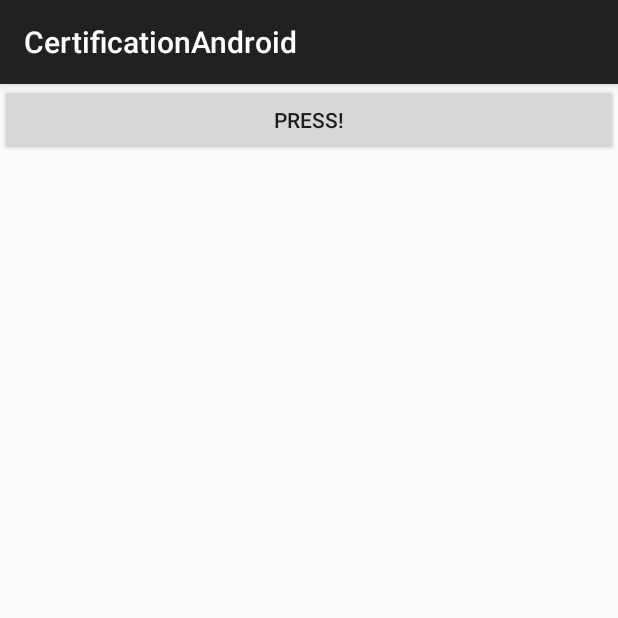
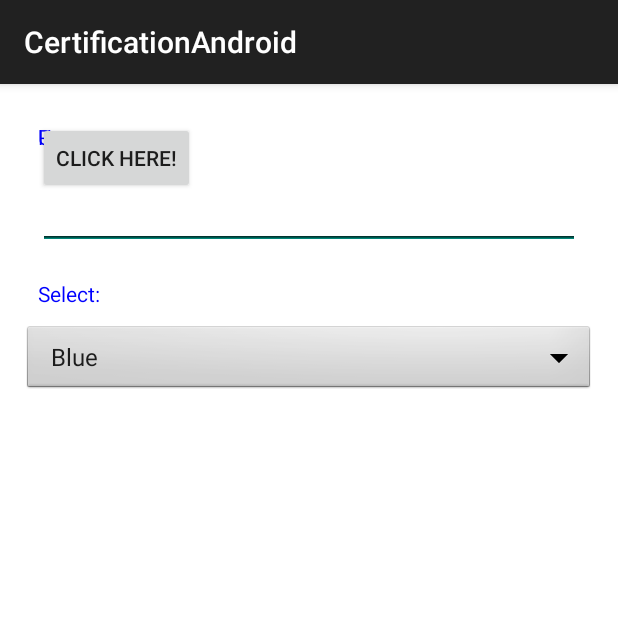
Before and after one commit to aldovar/android-certification, an Android app: the screen it shows after launch (MainActivity), on a phone screen of 412 x 824 dp, the top half of it. Run offline under Robolectric (Android 15) with nearby library versions, the phone set to English and light mode, and no system bars.

Commit message:
Práctica de Interfaz y controles básicos.

```diff
--- a/app/src/main/java/mx/certification/aldo/certificationandroid/MainActivity.java
+++ b/app/src/main/java/mx/certification/aldo/certificationandroid/MainActivity.java
@@ -9,48 +9,44 @@ import android.view.View;
 import android.view.ViewGroup;
 import android.widget.Button;
 import android.widget.LinearLayout;
+import android.widget.Spinner;
 
-public class MainActivity extends AppCompatActivity {
+public class MainActivity extends AppCompatActivity implements View.OnClickListener {
 
     private Button myButton;
+    private Spinner spinnerColor;
+
 
     @Override
     protected void onCreate(Bundle savedInstanceState) {
         super.onCreate(savedInstanceState);
+        setContentView(R.layout.activity_main);
+        myButton=(Button)findViewById(R.id.button);
+        spinnerColor=(Spinner) findViewById(R.id.color_spinner);
 
-        LinearLayout linearLayout= new LinearLayout(this);
-        linearLayout.setOrientation(LinearLayout.VERTICAL);
+        //Implement by Interface definition
+        myButton.setOnClickListener(this);
 
-        myButton= new Button(this);
-        myButton.setText("Press!");
-
-        LinearLayout.LayoutParams layoutParams=
-                new LinearLayout.LayoutParams(ViewGroup.LayoutParams.MATCH_PARENT,ViewGroup.LayoutParams.WRAP_CONTENT);
-
-        myButton.setLayoutParams(layoutParams);
-
+        //Implement by anonymous class
+        myButton.setOnClickListener(new View.OnClickListener(){
+            @Override
+            public void onClick(View view){
+                finish();
+            }
+        });
+        //Implement by intern class
         myButton.setOnClickListener(event);
-        linearLayout.addView(myButton);
-
-        LinearLayout.LayoutParams layoutParamsLinear=
-                new LinearLayout.LayoutParams(ViewGroup.LayoutParams.MATCH_PARENT,ViewGroup.LayoutParams.WRAP_CONTENT);
-
-        linearLayout.setLayoutParams(layoutParamsLinear);
-
-        setContentView(linearLayout);
-        //myButton=(Button)findViewById(R.id.button);
     }
 
-    private View.OnClickListener event= new View.OnClickListener(){
+    private View.OnClickListener event= new View.OnClickListener() {
         @Override
-        public void onClick(View view){
-                if(view==myButton){
-                    Intent intent= new Intent(MainActivity.this, Activity2.class);
-                    startActivity(intent);
-                    finish();
-
-                }
+        public void onClick(View v) {
+            finish();
         }
     };
 
+    @Override
+    public void onClick(View v) {
+        finish();
+    }
 }
--- /dev/null
+++ b/app/src/main/res/layout-land/activity_main.xml
@@ -0,0 +1,89 @@
+<RelativeLayout xmlns:android="http://schemas.android.com/apk/res/android"
+    xmlns:tools="http://schemas.android.com/tools"
+    android:layout_width="match_parent"
+    android:layout_height="match_parent"
+    tools:context=".MainActivity"
+    android:padding="@dimen/activity_margin"
+    android:background="@color/white">
+
+    <LinearLayout
+        android:id="@+id/linear1"
+        android:layout_width="match_parent"
+        android:layout_height="wrap_content"
+        android:orientation="horizontal">
+
+        <TextView
+            android:id="@+id/user_text"
+            android:layout_width="wrap_content"
+            android:layout_height="wrap_content"
+            android:layout_margin="@dimen/element_margin"
+            android:text="@string/user_text"
+            android:textColor="@color/blue"/>
+
+        <EditText
+            android:id="@+id/user_edit"
+            android:layout_width="match_parent"
+            android:layout_height="wrap_content"
+            android:layout_margin="@dimen/element_margin"
+            android:textColor="@color/orange"/>
+
+    </LinearLayout>
+
+  <LinearLayout
+      android:id="@+id/linear2"
+      android:layout_width="match_parent"
+      android:layout_height="wrap_content"
+      android:orientation="horizontal"
+      android:layout_below="@+id/linear1">
+
+      <TextView
+          android:id="@+id/pass_text"
+          android:layout_width="wrap_content"
+          android:layout_height="wrap_content"
+          android:layout_margin="@dimen/element_margin"
+          android:text="@string/pass_text"
+          android:textColor="@color/blue"/>
+
+      <EditText
+          android:id="@+id/pass_edit"
+          android:layout_width="match_parent"
+          android:layout_height="wrap_content"
+          android:layout_margin="@dimen/element_margin"
+          android:textColor="@color/orange"/>
+
+  </LinearLayout>
+
+
+
+    <TextView
+        android:id="@+id/color_text"
+        android:layout_width="wrap_content"
+        android:layout_height="wrap_content"
+        android:layout_below="@+id/linear2"
+        android:layout_margin="@dimen/element_margin"
+        android:text="@string/color_text"
+        android:textColor="@color/blue"
+        />
+
+    <Spinner
+        style="@android:style/Widget.Spinner"
+        android:id="@+id/color_spinner"
+        android:layout_width="250dp"
+        android:layout_height="wrap_content"
+        android:layout_below="@+id/color_text"
+        android:drawSelectorOnTop="true"
+        android:entries="@array/color_array">
+    </Spinner>
+
+    <Button
+        android:id="@+id/button"
+        android:layout_width="wrap_content"
+        android:layout_height="wrap_content"
+        android:text="@string/button_text"
+        android:layout_margin="@dimen/element_margin"
+        android:layout_alignTop="@+id/color_spinner"
+        android:layout_alignRight="@+id/linear2"
+        android:layout_alignEnd="@+id/linear2"
+        />
+
+</RelativeLayout>
--- a/app/src/main/res/layout/activity_main.xml
+++ b/app/src/main/res/layout/activity_main.xml
@@ -1,29 +1,70 @@
-<LinearLayout xmlns:android="http://schemas.android.com/apk/res/android"
+<RelativeLayout xmlns:android="http://schemas.android.com/apk/res/android"
     xmlns:tools="http://schemas.android.com/tools"
     android:layout_width="match_parent"
     android:layout_height="match_parent"
-    android:paddingLeft="16dp"
-    android:paddingRight="16dp"
-    android:paddingTop="16dp"
-    android:paddingBottom="16dp"
-    android:orientation="vertical"
-    tools:context=".MainActivity">
+    tools:context=".MainActivity"
+    android:padding="@dimen/activity_margin"
+    android:background="@color/white">
 
     <TextView
-        android:id="@+id/textView"
+        android:id="@+id/user_text"
         android:layout_width="wrap_content"
         android:layout_height="wrap_content"
-        android:text="Elemento de texto" />
+        android:layout_margin="@dimen/element_margin"
+        android:text="@string/user_text"
+        android:textColor="@color/blue"/>
 
     <EditText
-        android:id="@+id/editText"
+        android:id="@+id/user_edit"
+        android:layout_width="match_parent"
+        android:layout_height="wrap_content"
+        android:layout_below="@+id/user_text"
+        android:layout_margin="@dimen/element_margin"
+        android:textColor="@color/orange"/>
+
+
+    <TextView
+        android:id="@+id/pass_text"
         android:layout_width="wrap_content"
         android:layout_height="wrap_content"
-        android:hint="Elemento editText"/>
+        android:layout_margin="@dimen/element_margin"
+        android:text="@string/pass_text"
+        android:textColor="@color/blue"/>
+
+    <EditText
+        android:id="@+id/pass_edit"
+        android:layout_width="match_parent"
+        android:layout_height="wrap_content"
+        android:layout_below="@+id/pass_text"
+        android:layout_margin="@dimen/element_margin"
+        android:textColor="@color/orange"/>
+
+
+    <TextView
+        android:id="@+id/color_text"
+        android:layout_width="wrap_content"
+        android:layout_height="wrap_content"
+        android:layout_below="@+id/pass_edit"
+        android:layout_margin="@dimen/element_margin"
+        android:text="@string/color_text"
+        android:textColor="@color/blue"
+        />
+
+    <Spinner
+        style="@android:style/Widget.Spinner"
+        android:id="@+id/color_spinner"
+        android:layout_width="match_parent"
+        android:layout_height="wrap_content"
+        android:layout_below="@+id/color_text"
+        android:drawSelectorOnTop="true"
+        android:entries="@array/color_array">
+    </Spinner>
 
     <Button
         android:id="@+id/button"
         android:layout_width="wrap_content"
         android:layout_height="wrap_content"
-        android:text="Clic here"/>
-</LinearLayout>
+        android:text="@string/button_text"
+        android:layout_margin="@dimen/element_margin"/>
+
+</RelativeLayout>
--- /dev/null
+++ b/app/src/main/res/values/arrays.xml
@@ -0,0 +1,11 @@
+<?xml version="1.0" encoding="utf-8"?>
+<resources>
+    <string-array name="color_array">
+        <item>Blue</item>
+        <item>Red</item>
+        <item>Yellow</item>
+        <item>White</item>
+        <item>Black</item>
+        <item>Orange</item>
+    </string-array>
+</resources>
--- /dev/null
+++ b/app/src/main/res/values/colors.xml
@@ -0,0 +1,10 @@
+<?xml version="1.0" encoding="utf-8"?>
+<resources>
+    <color name="white">#fff</color>
+    <color name="blue">#00f</color>
+    <color name="red">#ea1c10</color>
+    <color name="green">#4eea1f</color>
+    <color name="black">#000000</color>
+    <color name="orange">#ea8722</color>
+    <color name="yellow">#e8ea61</color>
+</resources>
--- a/app/src/main/res/values/dimens.xml
+++ b/app/src/main/res/values/dimens.xml
@@ -2,4 +2,6 @@
     <!-- Default screen margins, per the Android Design guidelines. -->
     <dimen name="activity_horizontal_margin">16dp</dimen>
     <dimen name="activity_vertical_margin">16dp</dimen>
+    <dimen name="element_margin">10dp</dimen>
+    <dimen name="activity_margin">15dp</dimen>
 </resources>
--- a/app/src/main/res/values/strings.xml
+++ b/app/src/main/res/values/strings.xml
@@ -5,4 +5,8 @@
     <string name="action_settings">Settings</string>
     <string name="title_activity_second_activitya">SecondActivitya</string>
     <string name="title_activity_2">Activity2</string>
+    <string name="user_text">User:</string>
+    <string name="pass_text">Pass:</string>
+    <string name="color_text">Select:</string>
+    <string name="button_text">Click here!</string>
 </resources>
```
